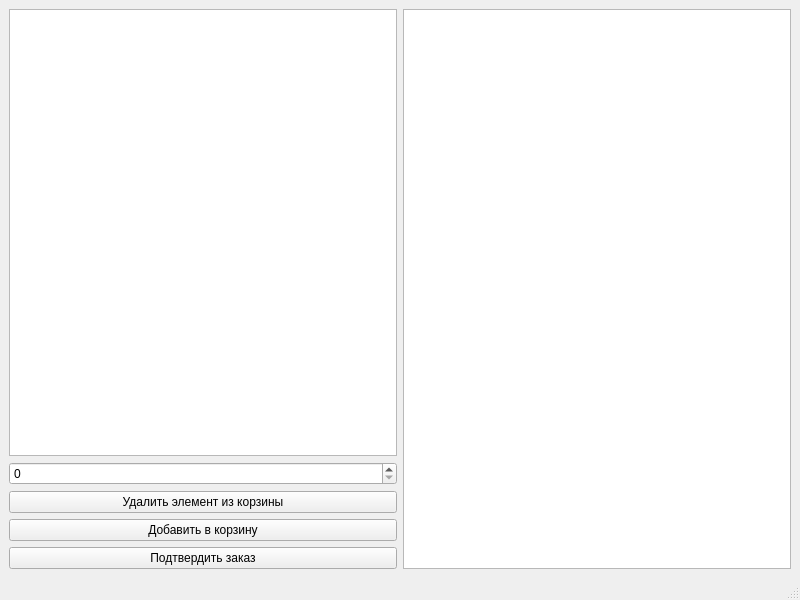
The window that shop.ui (ChiretsV/Stalls) describes before a commit, drawn with Qt 5.
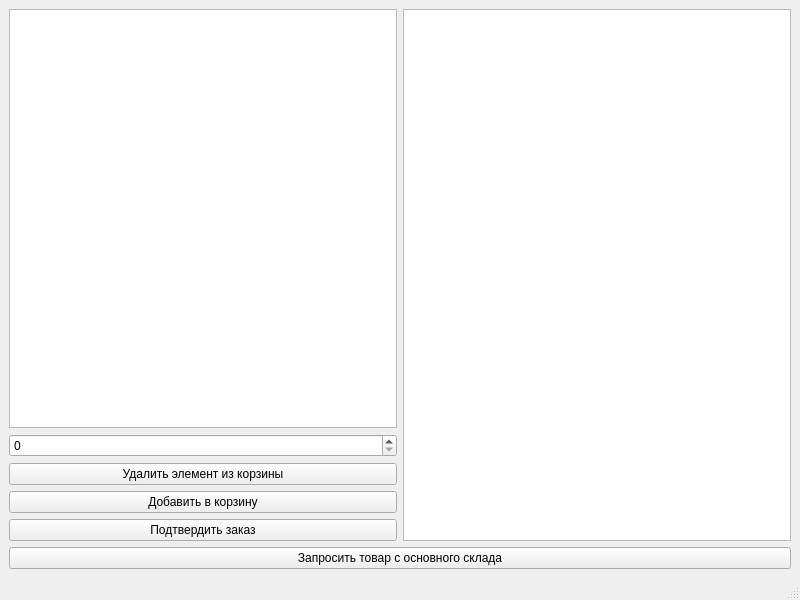
The same window after the commit.

Commit message: Add class Authorization (hardcode) and class Admin, Admin_db

Patch:
```diff
--- a/shop.ui
+++ b/shop.ui
@@ -57,6 +57,13 @@
       </item>
      </layout>
     </item>
+    <item row="1" column="0">
+     <widget class="QPushButton" name="main_request">
+      <property name="text">
+       <string>Запросить товар с основного склада</string>
+      </property>
+     </widget>
+    </item>
    </layout>
   </widget>
   <widget class="QMenuBar" name="menubar">
```
The commit also changes 10 other files.
